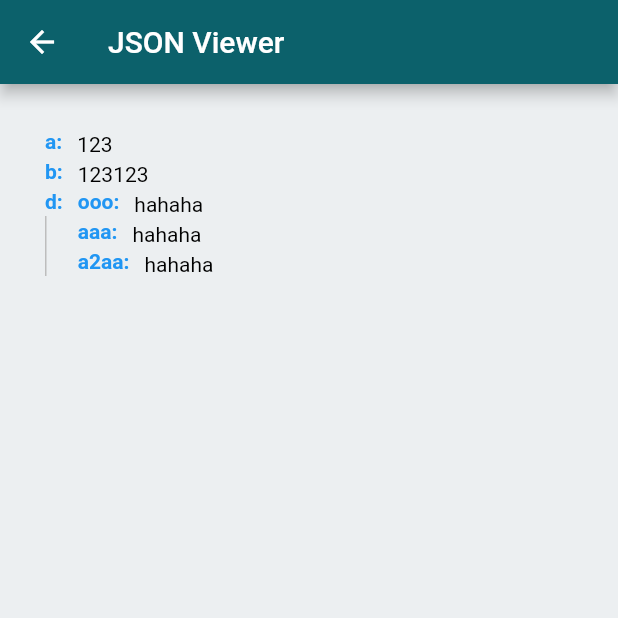
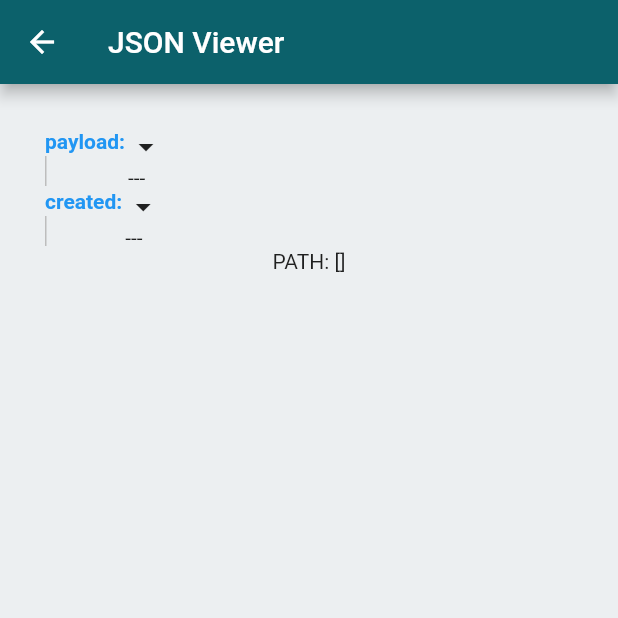
Before and after one commit to yodainferno/kilo_iot, a Flutter app: the JsonViewWidget screen opened by its route, on a phone screen of 412 x 824 dp, the top half of it. Run offline on Flutter 3.47's test engine with Material 2 defaults, Android fonts, the phone set to English and light mode, and no system bars; missing offline and left inert: mqtt_client.

Commit message:
feat: pick key in json-viewer, open/close nested

```diff
--- a/lib/presentation/pages/brokers/json_view_widget.dart
+++ b/lib/presentation/pages/brokers/json_view_widget.dart
@@ -1,92 +1,59 @@
-// import 'package:flutter/material.dart';
-// import 'package:flutter_json_view/flutter_json_view.dart';
+import 'dart:convert';
+import 'package:flutter/foundation.dart';
+import 'package:flutter/material.dart';
+import 'package:provider/provider.dart';
 
-// class JsonViewWidget extends StatelessWidget {
-//   const JsonViewWidget({super.key});
+class JsonTreeStore extends ChangeNotifier {
+  List _path = [];
+  List get path => _path;
+  set path(List path) {
+    _path = path;
+    notifyListeners();
+  }
 
-//   @override
-//   Widget build(BuildContext context) {
-//     final arguments = (ModalRoute.of(context)?.settings.arguments ?? <String, dynamic>{}) as Map;
-//     final String data = '''{
-//       "a": 123,
-//       "b": 123123,
-//       "d": {
-//         "ooo": "hahaha",
-//         "aaa": "hahaha",
-//         "a2aa": "hahaha"
-//       },
-//       "e": [
-//         1, 2, 3, 4, {
-//         "ooo": "hahaha",
-//         "aaa": "hahaha",
-//         "a2aa": "hahaha"
-//       }
-//       ]
-//     }''';
-//     print(arguments['data']);
+  Map<String, bool> _opened_pathes = {};
+  bool isOpened(List path) {
+    return _opened_pathes[path.join('_')] == true;
+  }
+  void open(List path) {
+    _opened_pathes[path.join('_')] = true;
+    notifyListeners();
+  }
 
-//     return Scaffold(
-//       appBar: AppBar(
-//         title: const Text('New Broker'),
-//       ),
-//       body: SingleChildScrollView(
-//         padding: const EdgeInsets.symmetric(
-//           vertical: 30.0,
-//           horizontal: 15.0,
-//         ),
-//         child: JsonView.string(
-//           data,
-//           theme: JsonViewTheme(
-//             backgroundColor: Colors.white,
-//             keyStyle: TextStyle(
-//               color: Colors.blue[500],
-//             ),
-//             doubleStyle: TextStyle(
-//               color: Colors.green[600],
-//             ),
-//             intStyle: TextStyle(
-//               color: Colors.green[600],
-//             ),
-//             stringStyle: TextStyle(
-//               color: Colors.orange[900],
-//             ),
-//             boolStyle: TextStyle(
-//               color: Colors.blue[800],
-//             ),
-//             closeIcon: Icon(
-//               Icons.arrow_drop_up,
-//               color: Colors.grey[900],
-//             ),
-//             openIcon: Icon(
-//               Icons.arrow_drop_down,
-//               color: Colors.grey[900],
-//             ),
-//           ),
-//         ),
-//       ),
-//     );
-//   }
-// }
-
-import 'dart:convert';
-import 'package:flutter/material.dart';
+  void close(List path) {
+    _opened_pathes[path.join('_')] = false;
+    notifyListeners();
+  }
+}
 
 class JsonViewWidget extends StatelessWidget {
   const JsonViewWidget({Key? key}) : super(key: key);
 
   @override
   Widget build(BuildContext context) {
-    // final arguments = (ModalRoute.of(context)?.settings.arguments ??
-    //     <String, dynamic>{}) as Map;
-    final String data = '''{
-      "a": 123,
-      "b": 123123,
-      "d": {
-        "ooo": "hahaha",
-        "aaa": "hahaha",
-        "a2aa": "hahaha"
-      }
-    }'''; //arguments['data'] ?? '{}';
+    final arguments = (ModalRoute.of(context)?.settings.arguments ??
+        <String, dynamic>{}) as Map;
+
+    var jsonData;
+    try {
+      throw Error();
+      jsonData = json.decode(arguments['data']);
+    } catch(_) {
+      // jsonData = {};
+      jsonData = {
+        "payload": {
+          "temp": {
+            "value": 22.1,
+            "unit": "C",
+          },
+          "hum": {
+            "value": 780.4,
+            "unit": "ммрст",
+          }
+        },
+        "created": "2023-11-04:10:19:02"
+      };
+    }
 
     return Scaffold(
       appBar: AppBar(
@@ -98,17 +65,32 @@ class JsonViewWidget extends StatelessWidget {
             vertical: 30.0,
             horizontal: 30.0,
           ),
-          child: JsonTreeViewNode(
-            jsonData: json.decode(data),
-            path: [],
+          child: MultiProvider(
+            providers: [
+              ChangeNotifierProvider(
+                create: (_) => JsonTreeStore(),
+              ),
+            ],
+            child: Builder(builder: (BuildContext context) {
+              final JsonTreeStore jsonTreeStore =
+              Provider.of<JsonTreeStore>(context, listen: true);
+
+              // print(jsonTreeStore.path);
+
+              return Column(children: [
+                JsonTreeViewNode(
+                jsonData: jsonData,
+                path: [],
+              ),
+              Text("PATH: ${jsonTreeStore.path}")
+              ]);
+            }),
           ),
         ),
       ),
     );
   }
 }
-
-final path = ["d", "aaa"];
 
 class JsonTreeViewNode extends StatelessWidget {
   final dynamic jsonData;
@@ -119,31 +101,25 @@ class JsonTreeViewNode extends StatelessWidget {
 
   @override
   Widget build(BuildContext context) {
+    final JsonTreeStore jsonTreeStore =
+        Provider.of<JsonTreeStore>(context, listen: true);
+    bool isOpenedKey = listEquals(path, jsonTreeStore.path) == true;
+
     if (jsonData is Map) {
       final w = Column(
         crossAxisAlignment: CrossAxisAlignment.start,
         children: List<Widget>.from(
           jsonData.entries.map((entry) {
-            // bool isOpenedKey = path.asMap()[level - 1] == entry.key;
             return IntrinsicHeight(
               child: Row(
                 children: [
                   Column(
                     crossAxisAlignment: CrossAxisAlignment.start,
                     children: [
-                      GestureDetector(
-                        onTap: () {
-                          // print('Key tapped: ${entry.key}');
-                          print(path);
-                        },
-                        child: Text(
-                          '${entry.key}:',
-                          style: TextStyle(
-                            fontWeight: FontWeight.bold,
-                            color: Colors.blue,
-                            // backgroundColor: isOpenedKey ? Colors.red[200] : null
-                          ),
-                        ),
+                      Text(
+                        '${entry.key}:',
+                        style: const TextStyle(
+                            fontWeight: FontWeight.bold, color: Colors.blue),
                       ),
                       Expanded(
                         child: Container(
@@ -155,9 +131,31 @@ class JsonTreeViewNode extends StatelessWidget {
                     ],
                   ),
                   Padding(
-                    padding: EdgeInsets.only(left: 10.0),
-                    child: JsonTreeViewNode(
-                        jsonData: entry.value, path: [...path, entry.key]),
+                    padding: EdgeInsets.only(left: 2.0),
+                    child: Column(
+                      crossAxisAlignment: CrossAxisAlignment.start,
+                      children: [
+                      GestureDetector(
+                        onTap: () {
+                        final path_nested = [...path, entry.key];
+                        if (jsonTreeStore.isOpened(path_nested)) {
+                          jsonTreeStore.close(path_nested);
+                        } else {
+                          jsonTreeStore.open(path_nested);
+                          // print(jsonTreeStore._opened_pathes);
+                          // print(jsonTreeStore.isOpened([...path, entry.key]));
+                          // print([...path, entry.key]);
+                        }
+                      }, child: Icon(
+                        jsonTreeStore.isOpened([...path, entry.key]) ? Icons.arrow_drop_up : Icons.arrow_drop_down,
+                      )),
+                      jsonTreeStore.isOpened([...path, entry.key])
+                        ? JsonTreeViewNode(
+                            jsonData: entry.value, path: [...path, entry.key])
+                        : Container(
+                          child: Text('---'),
+                        ),
+                ])
                   ),
                 ],
               ),
@@ -170,6 +168,7 @@ class JsonTreeViewNode extends StatelessWidget {
         padding: EdgeInsets.only(top: 0.0),
         child: w,
       );
+
       //   } else if (jsonData is List) {
       //     final w = Column(
       //     crossAxisAlignment: CrossAxisAlignment.start,
@@ -199,12 +198,15 @@ class JsonTreeViewNode extends StatelessWidget {
     } else {
       return GestureDetector(
         onTap: () {
-          // print('Value tapped: $jsonData');
-          print(path);
+          // Tried to listen to a value exposed with provider, from outside of the widget tree
+          jsonTreeStore.path = path;
         },
         child: Text(
           '$jsonData',
-          style: TextStyle(color: Colors.black),
+          style: TextStyle(
+            color: Colors.black,
+            backgroundColor: isOpenedKey ? Colors.red[200] : null,
+          ),
         ),
       );
     }
```
